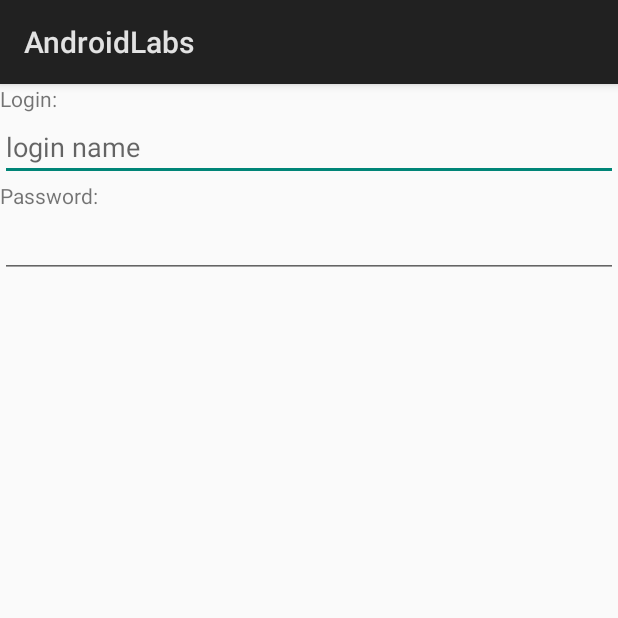
After one commit to lafr0179/CST2335, an Android app: the LoginActivity screen opened directly, with no data from a screen before it, on a phone screen of 412 x 824 dp, the top half of it. The commit adds this screen. Run offline under Robolectric (Android 15) with nearby library versions, the phone set to English and light mode, and no system bars.

Commit message:
Added 3 activities for Lab 2 CST2335

```diff
--- /dev/null
+++ b/app/src/main/java/com/example/nick_/androidlabs/LoginActivity.java
@@ -0,0 +1,13 @@
+package com.example.nick_.androidlabs;
+
+import android.app.Activity;
+import android.os.Bundle;
+
+public class LoginActivity extends Activity {
+
+    @Override
+    protected void onCreate(Bundle savedInstanceState) {
+        super.onCreate(savedInstanceState);
+        setContentView(R.layout.activity_login);
+    }
+}
--- /dev/null
+++ b/app/src/main/res/layout/activity_login.xml
@@ -0,0 +1,35 @@
+<?xml version="1.0" encoding="utf-8"?>
+<LinearLayout xmlns:android="http://schemas.android.com/apk/res/android"
+    xmlns:app="http://schemas.android.com/apk/res-auto"
+    xmlns:tools="http://schemas.android.com/tools"
+    android:layout_width="match_parent"
+    android:layout_height="match_parent"
+    tools:context="com.example.nick_.androidlabs.LoginActivity"
+    android:orientation="vertical">
+
+    <TextView
+        android:layout_width="wrap_content"
+        android:layout_height="wrap_content"
+        android:text="@string/login_text"/>
+
+    <EditText
+        android:id="@+id/editText"
+        android:layout_width="match_parent"
+        android:layout_height="wrap_content"
+        android:hint="login name"
+        android:inputType="textEmailAddress" />
+
+    <TextView
+        android:id="@+id/textView"
+        android:layout_width="wrap_content"
+        android:layout_height="wrap_content"
+        android:text="@string/password_text" />
+
+    <EditText
+        android:layout_width="match_parent"
+        android:layout_height="wrap_content"
+        android:inputType="textPassword"/>
+
+
+
+</LinearLayout>
--- a/app/src/main/res/values/strings.xml
+++ b/app/src/main/res/values/strings.xml
@@ -2,4 +2,9 @@
     <string name="app_name">AndroidLabs</string>
     <string name="hello_message">Hello World</string>
     <string name="ButtonText">I\'m a button!</string>
+    <string name="login_text">Login: </string>
+    <string name="password_text">Password: </string>
+    <string name="Switch">What does this do?</string>
+    <string name="RadioButton">Radio Button</string>
+    <string name="Checkbox">Check Box</string>
 </resources>
```
Also changed, not shown: app/src/main/AndroidManifest.xml (added, +27 -0 lines), app/src/main/java/com/example/nick_/androidlabs/ListItemsActivity.java (added, +13 -0 lines), app/src/main/res/layout/activity_list_items.xml (added, +32 -0 lines), app/src/main/res/layout/activity_start.xml (+5 -3 lines), 1 other file.
